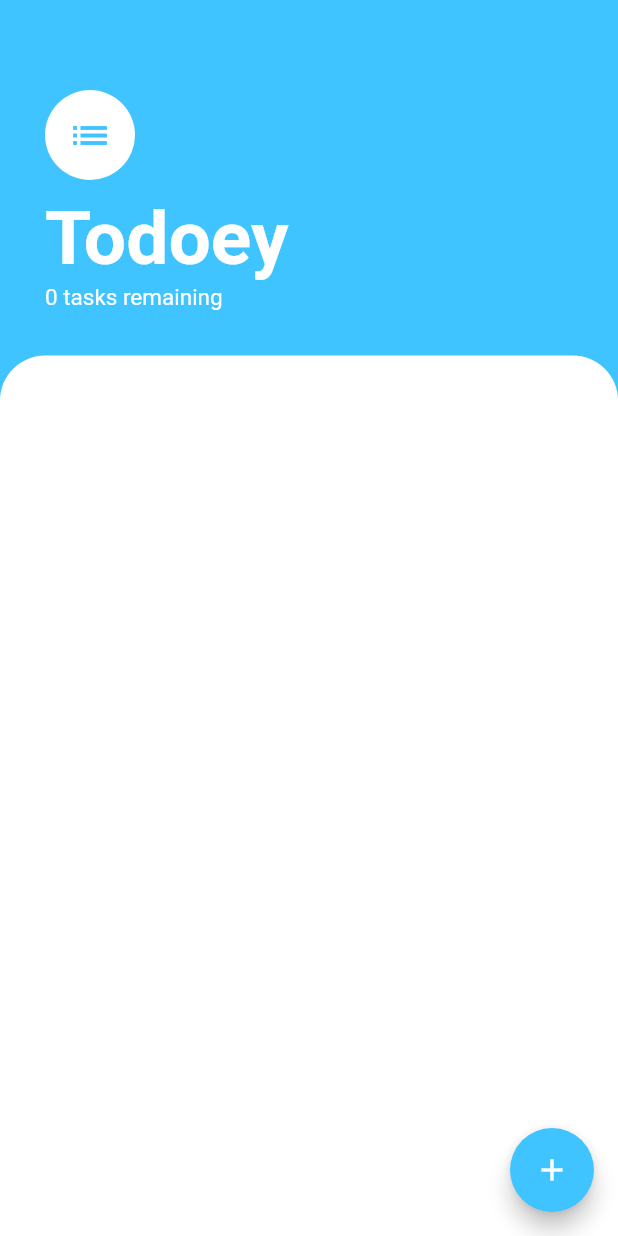
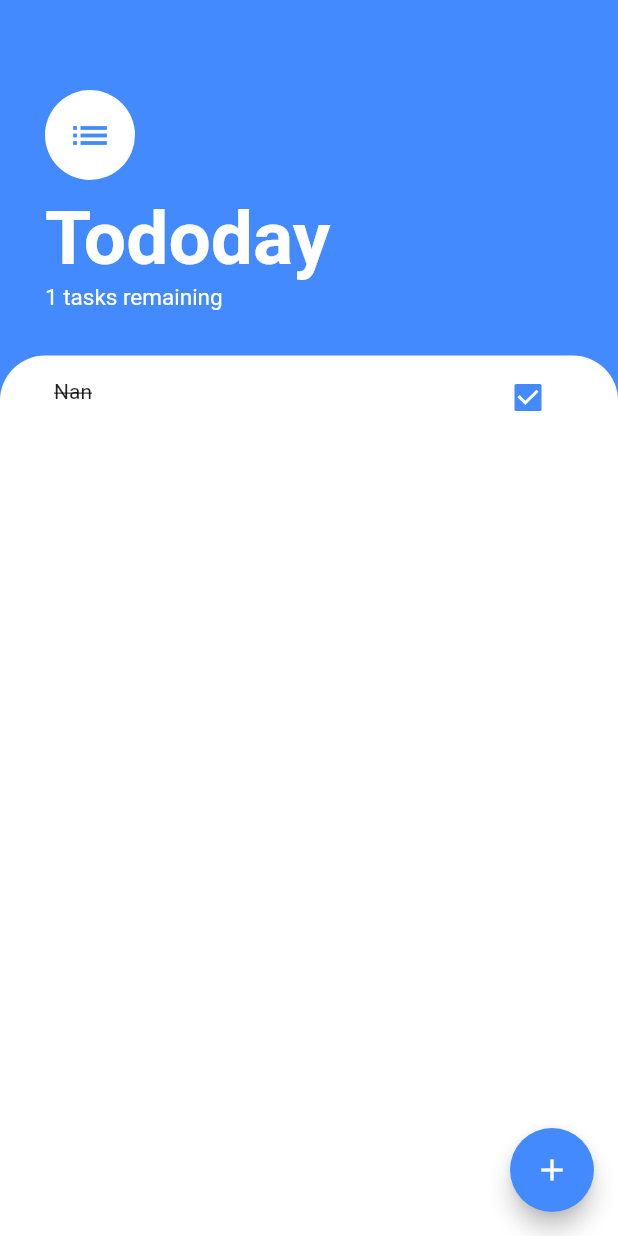
Before and after one commit to mnajib76/my_application, a Flutter app: the screen it shows after launch, on a phone screen of 412 x 824 dp. Run offline on Flutter 3.47's test engine with Material 2 defaults, Android fonts, the phone set to English and light mode, and no system bars; our stand-ins replace shared_preferences.

```diff
--- a/lib/models/tasks_data.dart
+++ b/lib/models/tasks_data.dart
@@ -3,32 +3,28 @@ import 'package:todoeyapp/models/list_of_tasks.dart';
 import 'package:flutter/cupertino.dart';
 
 class TasksData extends ChangeNotifier{
-/*  List<ListTasks> _tasks=  [
-    ListTasks(taskTitle: 'task 1', isTaskDone: false),
-    ListTasks(taskTitle: 'task 2', isTaskDone: false),
-    ListTasks(taskTitle: 'task 3', isTaskDone: false),
-  ];*/
-  List<ListTasks> _tasks=[];
+
+
+  List<ListTasks> _tasks = [];
 
   Future<void> readSavedTasks() async {
     _tasks = await DataStorage().readTasks();
     notifyListeners();
   }
 
-  ListTasks getTaskObject(index){
-    return _tasks[index];
-  }
+  ListTasks getTaskObject(index)=> _tasks[index];
+
   //Below is the way to protect list
 /*  UnmodifiableListView<ListTasks> get tasks{
     return UnmodifiableListView(_tasks);
   }*/
-  int get taskCount{
-    return _tasks.length;
-  }
-  String getTaskTitle(int index){
-    return _tasks[index].taskTitle;
-  }
+  int taskCount()=>_tasks.length;
+
+  String getTaskTitle(int index)=>_tasks[index].taskTitle;
+
   bool getTaskStatus(int index)=>_tasks[index].isTaskDone;
+
+
 
   void addNewTask(String taskAdded){
     final ListTasks newTask = ListTasks(taskTitle: taskAdded);
--- a/lib/screens/tasks_screen.dart
+++ b/lib/screens/tasks_screen.dart
@@ -10,9 +10,11 @@ class TasksScreen extends StatelessWidget {
   @override
   Widget build(BuildContext context) {
     return StatefulWrapper(
-      onInit: ()async => await TasksData().readSavedTasks(),
+      onInit: ()async{
+        await Provider.of<TasksData>(context).readSavedTasks();
+      },
       child: Scaffold(
-        backgroundColor: Colors.lightBlueAccent,
+        backgroundColor: Colors.blueAccent,
         body: Column(
           crossAxisAlignment: CrossAxisAlignment.start,
           children: <Widget>[
@@ -25,7 +27,7 @@ class TasksScreen extends StatelessWidget {
                     child: Icon(
                       Icons.list,
                       size: 30,
-                      color: Colors.lightBlueAccent,
+                      color: Colors.blueAccent,
                     ),
                     radius: 30,
                     backgroundColor: Colors.white,
@@ -34,7 +36,7 @@ class TasksScreen extends StatelessWidget {
                     height: 10,
                   ),
                   Text(
-                    'Todoey',
+                    'Tododay',
                     style: TextStyle(
                       fontSize: 50,
                       color: Colors.white,
@@ -42,7 +44,7 @@ class TasksScreen extends StatelessWidget {
                     ),
                   ),
                   Text(
-                    '${Provider.of<TasksData>(context).taskCount} tasks remaining',
+                    '${Provider.of<TasksData>(context).taskCount()} tasks remaining',
                     style: TextStyle(
                       fontSize: 15,
                       color: Colors.white,
@@ -67,7 +69,7 @@ class TasksScreen extends StatelessWidget {
           ],
         ),
         floatingActionButton: FloatingActionButton(
-          backgroundColor: Colors.lightBlueAccent,
+          backgroundColor: Colors.blueAccent,
           child: Icon(Icons.add),
           onPressed: () {
             showModalBottomSheet(
@@ -96,19 +98,14 @@ class TasksScreen extends StatelessWidget {
   }
 }
 
-
 class StatefulWrapper extends StatefulWidget {
   final Function onInit;
   final Widget child;
-
   const StatefulWrapper({@required this.onInit, @required this.child});
-
   @override
   _StatefulWrapperState createState() => _StatefulWrapperState();
 }
-
 class _StatefulWrapperState extends State<StatefulWrapper> {
-
   @override
   void initState() {
     if(widget.onInit != null) {
@@ -116,7 +113,6 @@ class _StatefulWrapperState extends State<StatefulWrapper> {
     }
     super.initState();
   }
-
   @override
   Widget build(BuildContext context) {
     return widget.child;
--- a/lib/widgets/task_tile.dart
+++ b/lib/widgets/task_tile.dart
@@ -19,7 +19,7 @@ class TaskTile extends StatelessWidget {
             decoration: taskStatus ? TextDecoration.lineThrough : null),
       ),
       trailing: Checkbox(
-        activeColor: Colors.lightBlueAccent,
+        activeColor: Colors.blueAccent,
         value: taskStatus,
         onChanged:checkBoxCallBack,
       ),
--- a/lib/widgets/tasks_list.dart
+++ b/lib/widgets/tasks_list.dart
@@ -5,26 +5,28 @@ import 'package:provider/provider.dart';
 import 'package:todoeyapp/models/tasks_data.dart';
 
 class TasksList extends StatelessWidget {
-
   @override
   Widget build(BuildContext context) {
     return Consumer<TasksData>(
       builder: (context, taskData, child) {
-          return ListView.builder(itemBuilder: (context, index) {
+        return ListView.builder(
+          itemBuilder: (context, index){
+            print('ListView');
             return TaskTile(
               taskTitle: taskData.getTaskTitle(index),
               taskStatus: taskData.getTaskStatus(index),
               checkBoxCallBack: (checkBoxStatus) {
                 taskData.checkBoxStatusChange(index);
               },
-                deleteTaskCallBack: (){
+              deleteTaskCallBack: () {
                 taskData.deleteTask(taskData.getTaskObject(index));
               },
             );
           },
-              itemCount: taskData.taskCount);
+          itemCount: taskData.taskCount(),
+
+        );
       },
-
     );
   }
 }
```
Also changed, not shown: lib/screens/addTask_screen.dart (+13 -10 lines). Lines whose indentation alone changed are shown as unchanged.
